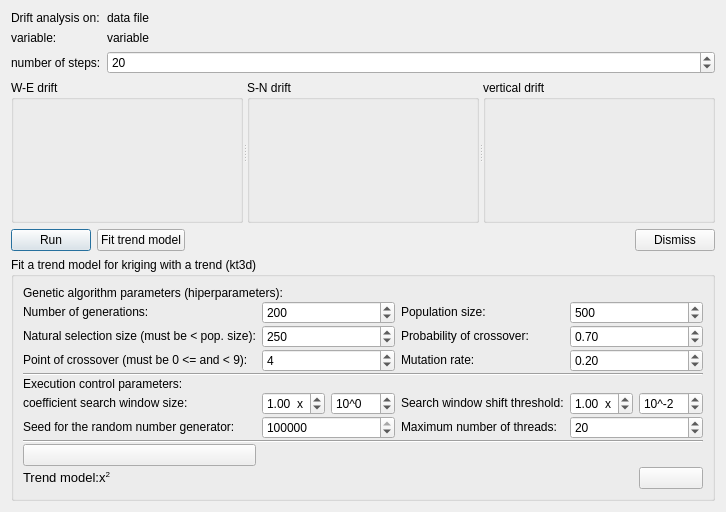
First picture: the form in dialogs/driftanalysisdialog.ui, repository PauloCarvalhoRJ/gammaray, before the edit.
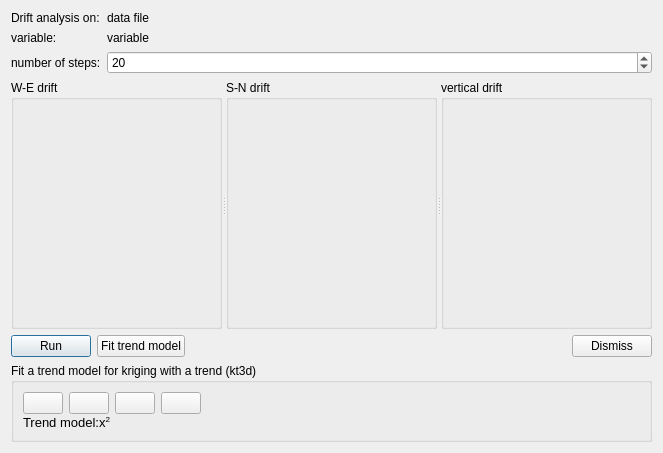
Second picture: the form after the edit. Icons and pictures are not drawn.

Commit message: Drift Analysis: fitting a kt3d's trend model to data with the non-linear least squares method.

What changed in the file:
```diff
--- a/dialogs/driftanalysisdialog.ui
+++ b/dialogs/driftanalysisdialog.ui
@@ -6,8 +6,8 @@
    <rect>
     <x>0</x>
     <y>0</y>
-    <width>657</width>
-    <height>512</height>
+    <width>663</width>
+    <height>453</height>
    </rect>
   </property>
   <property name="windowTitle">
@@ -249,180 +249,35 @@
       <property name="verticalSpacing">
        <number>1</number>
       </property>
-      <item row="1" column="3">
-       <widget class="QLabel" name="label_30">
-        <property name="text">
-         <string>&lt;html&gt;&lt;head/&gt;&lt;body&gt;&lt;p&gt;&lt;span style=&quot; font-family:'Verdana,Arial,Tahoma,Calibri,Geneva,sans-serif';&quot;&gt;Population size:&lt;/span&gt;&lt;/p&gt;&lt;/body&gt;&lt;/html&gt;</string>
+      <item row="0" column="1">
+       <widget class="QPushButton" name="btnSaveDrift">
+        <property name="toolTip">
+         <string>Save new variable with evaluation of drift model.</string>
         </property>
-       </widget>
-      </item>
-      <item row="1" column="0">
-       <widget class="QLabel" name="label_29">
         <property name="text">
-         <string>&lt;html&gt;&lt;head/&gt;&lt;body&gt;&lt;p&gt;&lt;span style=&quot; font-family:'Verdana,Arial,Tahoma,Calibri,Geneva,sans-serif';&quot;&gt;Number of generations:&lt;/span&gt;&lt;/p&gt;&lt;/body&gt;&lt;/html&gt;</string>
+         <string/>
         </property>
-       </widget>
-      </item>
-      <item row="7" column="3">
-       <widget class="QLabel" name="label_4">
-        <property name="mouseTracking">
-         <bool>true</bool>
+        <property name="icon">
+         <iconset resource="../resources.qrc">
+          <normaloff>:/icons32/save32</normaloff>:/icons32/save32</iconset>
         </property>
-        <property name="text">
-         <string>&lt;html&gt;&lt;head/&gt;&lt;body&gt;&lt;p&gt;&lt;span style=&quot; font-family:'Verdana,Arial,Tahoma,Calibri,Geneva,sans-serif';&quot;&gt;Maximum number of threads:&lt;/span&gt;&lt;/p&gt;&lt;/body&gt;&lt;/html&gt;</string>
-        </property>
        </widget>
       </item>
-      <item row="7" column="0">
-       <widget class="QLabel" name="label_5">
-        <property name="text">
-         <string>&lt;html&gt;&lt;head/&gt;&lt;body&gt;&lt;p&gt;&lt;span style=&quot; font-family:'Verdana,Arial,Tahoma,Calibri,Geneva,sans-serif';&quot;&gt;Seed for the random number generator:&lt;/span&gt;&lt;/p&gt;&lt;/body&gt;&lt;/html&gt;</string>
+      <item row="0" column="3">
+       <widget class="QPushButton" name="btnCopyModelAsCalcScript">
+        <property name="toolTip">
+         <string>Copy trend model as calculator script.</string>
         </property>
-       </widget>
-      </item>
-      <item row="6" column="3">
-       <widget class="QLabel" name="label_7">
         <property name="text">
-         <string>&lt;html&gt;&lt;head/&gt;&lt;body&gt;&lt;p&gt;&lt;span style=&quot; font-family:'Verdana,Arial,Tahoma,Calibri,Geneva,sans-serif';&quot;&gt;Search window shift threshold:&lt;/span&gt;&lt;/p&gt;&lt;/body&gt;&lt;/html&gt;</string>
+         <string/>
         </property>
-       </widget>
-      </item>
-      <item row="1" column="4" colspan="2">
-       <widget class="QSpinBox" name="spinPopulationSize">
-        <property name="minimum">
-         <number>1</number>
+        <property name="icon">
+         <iconset resource="../resources.qrc">
+          <normaloff>:/icons32/calc32</normaloff>:/icons32/calc32</iconset>
         </property>
-        <property name="maximum">
-         <number>10000000</number>
-        </property>
-        <property name="singleStep">
-         <number>10</number>
-        </property>
-        <property name="value">
-         <number>500</number>
-        </property>
        </widget>
       </item>
-      <item row="2" column="3">
-       <widget class="QLabel" name="label_32">
-        <property name="text">
-         <string>&lt;html&gt;&lt;head/&gt;&lt;body&gt;&lt;p&gt;&lt;span style=&quot; font-family:'Verdana,Arial,Tahoma,Calibri,Geneva,sans-serif';&quot;&gt;Probability of crossover:&lt;/span&gt;&lt;/p&gt;&lt;/body&gt;&lt;/html&gt;</string>
-        </property>
-       </widget>
-      </item>
-      <item row="7" column="1" colspan="2">
-       <widget class="QSpinBox" name="spinSeed">
-        <property name="maximum">
-         <number>999999999</number>
-        </property>
-        <property name="singleStep">
-         <number>13</number>
-        </property>
-        <property name="value">
-         <number>131313</number>
-        </property>
-       </widget>
-      </item>
-      <item row="5" column="0">
-       <widget class="QLabel" name="label_8">
-        <property name="text">
-         <string>Execution control parameters:</string>
-        </property>
-       </widget>
-      </item>
-      <item row="3" column="3">
-       <widget class="QLabel" name="label_34">
-        <property name="text">
-         <string>&lt;html&gt;&lt;head/&gt;&lt;body&gt;&lt;p&gt;&lt;span style=&quot; font-family:'Verdana,Arial,Tahoma,Calibri,Geneva,sans-serif';&quot;&gt;Mutation rate:&lt;/span&gt;&lt;/p&gt;&lt;/body&gt;&lt;/html&gt;</string>
-        </property>
-       </widget>
-      </item>
-      <item row="2" column="0">
-       <widget class="QLabel" name="label_31">
-        <property name="text">
-         <string>&lt;html&gt;&lt;head/&gt;&lt;body&gt;&lt;p&gt;&lt;span style=&quot; font-family:'Verdana,Arial,Tahoma,Calibri,Geneva,sans-serif';&quot;&gt;Natural selection size (must be &amp;lt; pop. size):&lt;/span&gt;&lt;/p&gt;&lt;/body&gt;&lt;/html&gt;</string>
-        </property>
-       </widget>
-      </item>
-      <item row="1" column="1" colspan="2">
-       <widget class="QSpinBox" name="spinNumberOfGenerations">
-        <property name="minimum">
-         <number>1</number>
-        </property>
-        <property name="maximum">
-         <number>10000000</number>
-        </property>
-        <property name="singleStep">
-         <number>10</number>
-        </property>
-        <property name="value">
-         <number>200</number>
-        </property>
-       </widget>
-      </item>
-      <item row="2" column="1" colspan="2">
-       <widget class="QSpinBox" name="spinSelectionSize">
-        <property name="minimum">
-         <number>1</number>
-        </property>
-        <property name="maximum">
-         <number>10000000</number>
-        </property>
-        <property name="singleStep">
-         <number>10</number>
-        </property>
-        <property name="value">
-         <number>250</number>
-        </property>
-       </widget>
-      </item>
-      <item row="7" column="4" colspan="2">
-       <widget class="QSpinBox" name="spinNumberOfThreads">
-        <property name="maximum">
-         <number>1000</number>
-        </property>
-        <property name="value">
-         <number>20</number>
-        </property>
-       </widget>
-      </item>
-      <item row="8" column="0" colspan="6">
-       <widget class="Line" name="line_2">
-        <property name="orientation">
-         <enum>Qt::Horizontal</enum>
-        </property>
-       </widget>
-      </item>
-      <item row="2" column="4" colspan="2">
-       <widget class="QDoubleSpinBox" name="dblSpinProbabilityOfCrossover">
-        <property name="maximum">
-         <double>1.000000000000000</double>
-        </property>
-        <property name="singleStep">
-         <double>0.050000000000000</double>
-        </property>
-        <property name="value">
-         <double>0.700000000000000</double>
-        </property>
-       </widget>
-      </item>
-      <item row="3" column="1" colspan="2">
-       <widget class="QSpinBox" name="spinPointOfCrossover">
-        <property name="minimum">
-         <number>0</number>
-        </property>
-        <property name="maximum">
-         <number>8</number>
-        </property>
-        <property name="singleStep">
-         <number>1</number>
-        </property>
-        <property name="value">
-         <number>4</number>
-        </property>
-       </widget>
-      </item>
-      <item row="9" column="0">
+      <item row="0" column="0">
        <widget class="QPushButton" name="btnRunFitTrendModel">
         <property name="toolTip">
          <string>fit a trend model</string>
@@ -436,48 +291,7 @@
         </property>
        </widget>
       </item>
-      <item row="3" column="0">
-       <widget class="QLabel" name="label_33">
-        <property name="text">
-         <string>&lt;html&gt;&lt;head/&gt;&lt;body&gt;&lt;p&gt;&lt;span style=&quot; font-family:'Verdana,Arial,Tahoma,Calibri,Geneva,sans-serif';&quot;&gt;Point of crossover (must be 0 &amp;lt;= and &amp;lt; 9):&lt;/span&gt;&lt;/p&gt;&lt;/body&gt;&lt;/html&gt;</string>
-        </property>
-       </widget>
-      </item>
-      <item row="6" column="0">
-       <widget class="QLabel" name="label_6">
-        <property name="text">
-         <string>&lt;html&gt;&lt;head/&gt;&lt;body&gt;&lt;p&gt;&lt;span style=&quot; font-family:'Verdana,Arial,Tahoma,Calibri,Geneva,sans-serif';&quot;&gt;coefficient search window size:&lt;/span&gt;&lt;/p&gt;&lt;/body&gt;&lt;/html&gt;</string>
-        </property>
-       </widget>
-      </item>
-      <item row="3" column="4" colspan="2">
-       <widget class="QDoubleSpinBox" name="dblSpinMutationRate">
-        <property name="maximum">
-         <double>1.000000000000000</double>
-        </property>
-        <property name="singleStep">
-         <double>0.050000000000000</double>
-        </property>
-        <property name="value">
-         <double>0.200000000000000</double>
-        </property>
-       </widget>
-      </item>
-      <item row="0" column="0" colspan="3">
-       <widget class="QLabel" name="label_9">
-        <property name="text">
-         <string>Genetic algorithm parameters (hiperparameters):</string>
-        </property>
-       </widget>
-      </item>
-      <item row="4" column="0" colspan="6">
-       <widget class="Line" name="line">
-        <property name="orientation">
-         <enum>Qt::Horizontal</enum>
-        </property>
-       </widget>
-      </item>
-      <item row="10" column="0" colspan="5">
+      <item row="2" column="0" colspan="5">
        <widget class="QLabel" name="lblTrendModel">
         <property name="font">
          <font>
@@ -489,8 +303,21 @@
         </property>
        </widget>
       </item>
-      <item row="10" column="5">
-       <widget class="QPushButton" name="btnSaveDrift">
+      <item row="0" column="4">
+       <spacer name="horizontalSpacer_2">
+        <property name="orientation">
+         <enum>Qt::Horizontal</enum>
+        </property>
+        <property name="sizeHint" stdset="0">
+         <size>
+          <width>40</width>
+          <height>20</height>
+         </size>
+        </property>
+       </spacer>
+      </item>
+      <item row="0" column="2">
+       <widget class="QPushButton" name="btnEditTrendModel">
         <property name="toolTip">
          <string>Save new variable with evaluation of drift model.</string>
         </property>
@@ -499,80 +326,7 @@
         </property>
         <property name="icon">
          <iconset resource="../resources.qrc">
-          <normaloff>:/icons32/save32</normaloff>:/icons32/save32</iconset>
-        </property>
-       </widget>
-      </item>
-      <item row="6" column="1">
-       <widget class="QDoubleSpinBox" name="dblCoeffSearchWindowSize">
-        <property name="suffix">
-         <string>  x</string>
-        </property>
-        <property name="decimals">
-         <number>2</number>
-        </property>
-        <property name="minimum">
-         <double>0.010000000000000</double>
-        </property>
-        <property name="maximum">
-         <double>9.990000000000000</double>
-        </property>
-        <property name="stepType">
-         <enum>QAbstractSpinBox::AdaptiveDecimalStepType</enum>
-        </property>
-        <property name="value">
-         <double>1.000000000000000</double>
-        </property>
-       </widget>
-      </item>
-      <item row="6" column="2">
-       <widget class="QSpinBox" name="spinCoeffSearchWindowSizeMagnitude">
-        <property name="suffix">
-         <string/>
-        </property>
-        <property name="prefix">
-         <string>10^</string>
-        </property>
-        <property name="minimum">
-         <number>-99</number>
-        </property>
-       </widget>
-      </item>
-      <item row="6" column="4">
-       <widget class="QDoubleSpinBox" name="dblSearchWindowShiftThreshold">
-        <property name="suffix">
-         <string>  x</string>
-        </property>
-        <property name="decimals">
-         <number>2</number>
-        </property>
-        <property name="minimum">
-         <double>0.010000000000000</double>
-        </property>
-        <property name="maximum">
-         <double>9.990000000000000</double>
-        </property>
-        <property name="singleStep">
-         <double>0.010000000000000</double>
-        </property>
-        <property name="stepType">
-         <enum>QAbstractSpinBox::AdaptiveDecimalStepType</enum>
-        </property>
-        <property name="value">
-         <double>1.000000000000000</double>
-        </property>
-       </widget>
-      </item>
-      <item row="6" column="5">
-       <widget class="QSpinBox" name="spinSearchWindowShiftThresholdMagnitude">
-        <property name="prefix">
-         <string>10^</string>
-        </property>
-        <property name="minimum">
-         <number>-99</number>
-        </property>
-        <property name="value">
-         <number>-2</number>
+          <normaloff>:/icons32/setting32</normaloff>:/icons32/setting32</iconset>
         </property>
        </widget>
       </item>
```
Left out of the diff: 56 changed lines with no effect on the pictures. The commit also changes 4 other files.
